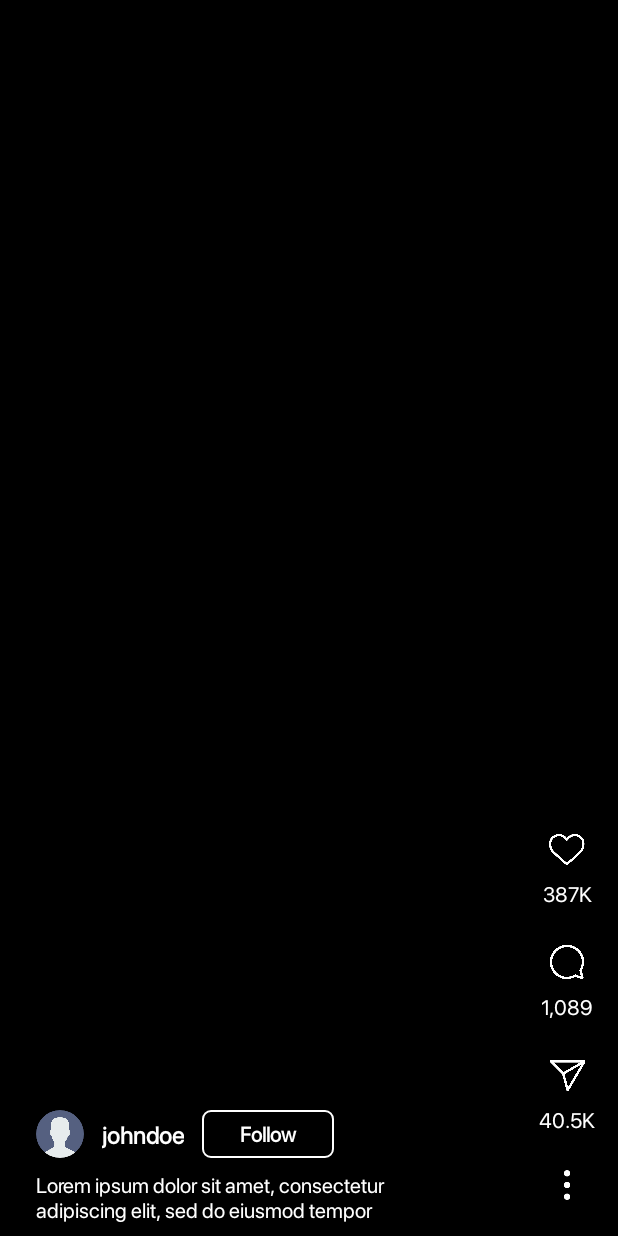
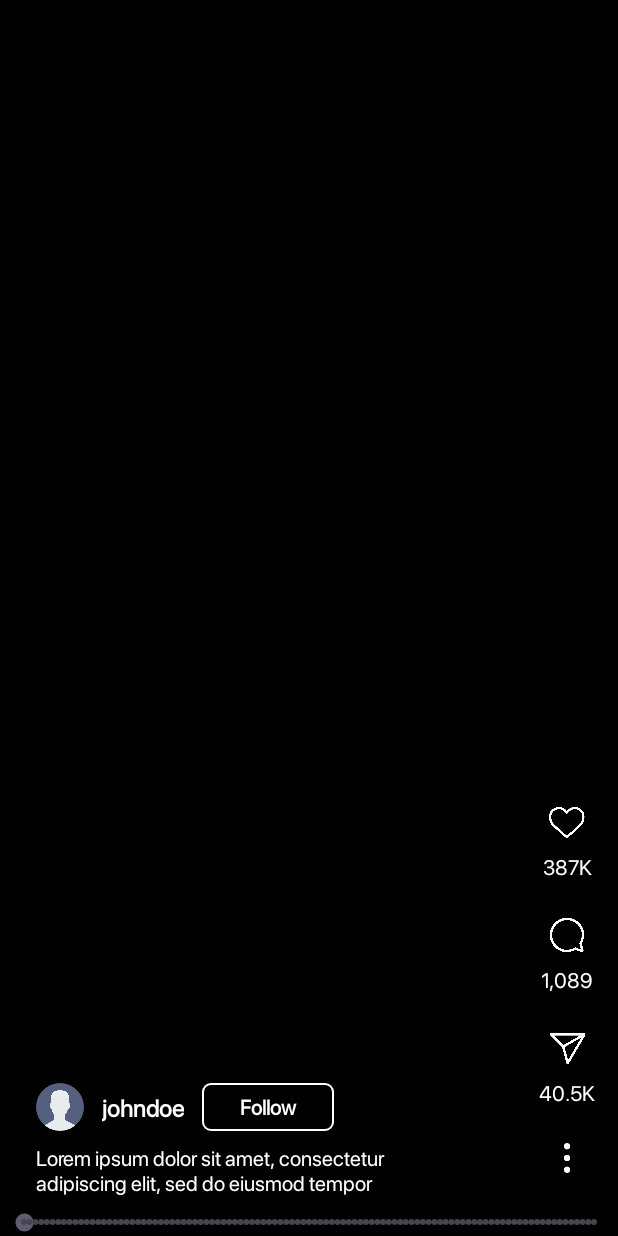
Before and after one commit to subhajit-rajak/instagram-clone, an Android app: the layout reel_dg.xml on its own in the app's theme, with its tools: preview values and no code run, on a phone screen of 412 x 824 dp. Run offline under Robolectric (Android 15) with nearby library versions, the phone set to English and light mode, and no system bars; Roboto replaces fonts that are not available here.

Commit message:
Added progress bar (seekbar) to individual reels

```diff
--- a/app/src/main/res/layout/reel_dg.xml
+++ b/app/src/main/res/layout/reel_dg.xml
@@ -3,8 +3,25 @@
     xmlns:app="http://schemas.android.com/apk/res-auto"
     xmlns:tools="http://schemas.android.com/tools"
     android:layout_width="match_parent"
-    android:background="#000000"
-    android:layout_height="match_parent">
+    android:layout_height="match_parent"
+    android:background="#000000">
+
+    <SeekBar
+        android:id="@+id/seekBar"
+        android:layout_width="match_parent"
+        android:layout_height="wrap_content"
+        style="@style/Widget.AppCompat.SeekBar.Discrete"
+        app:layout_constraintBottom_toBottomOf="parent"
+        app:layout_constraintEnd_toEndOf="parent"
+        app:layout_constraintStart_toStartOf="parent" />
+
+    <androidx.constraintlayout.widget.ConstraintLayout
+        android:layout_width="match_parent"
+        android:layout_height="0dp"
+        app:layout_constraintBottom_toTopOf="@+id/seekBar"
+        app:layout_constraintEnd_toEndOf="parent"
+        app:layout_constraintStart_toStartOf="parent"
+        app:layout_constraintTop_toTopOf="parent">
 
         <androidx.media3.ui.PlayerView
             android:id="@+id/player_view"
@@ -168,5 +185,6 @@
             app:layout_constraintEnd_toEndOf="@+id/more_settings"
             app:layout_constraintStart_toStartOf="@+id/more_settings"
             app:tint="#FFFFFF" />
+    </androidx.constraintlayout.widget.ConstraintLayout>
 
 </androidx.constraintlayout.widget.ConstraintLayout>
```
Also changed, not shown: app/src/main/java/com/subhajitrajak/instagramclone/adapters/ReelAdapter.kt (+32 -2 lines), app/src/main/java/com/subhajitrajak/instagramclone/fragments/Reel.kt (+7 -10 lines). Lines whose indentation alone changed are shown as unchanged.
